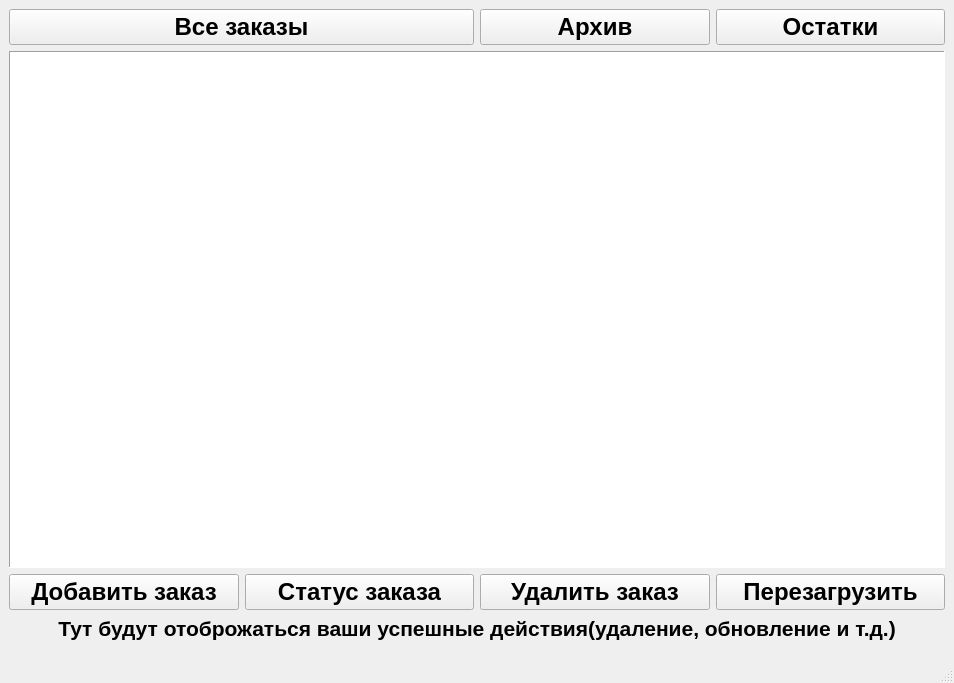
Qt form ui/main_page/main_pageui.ui (c0ral0vii/buhgalter_app) before a commit.
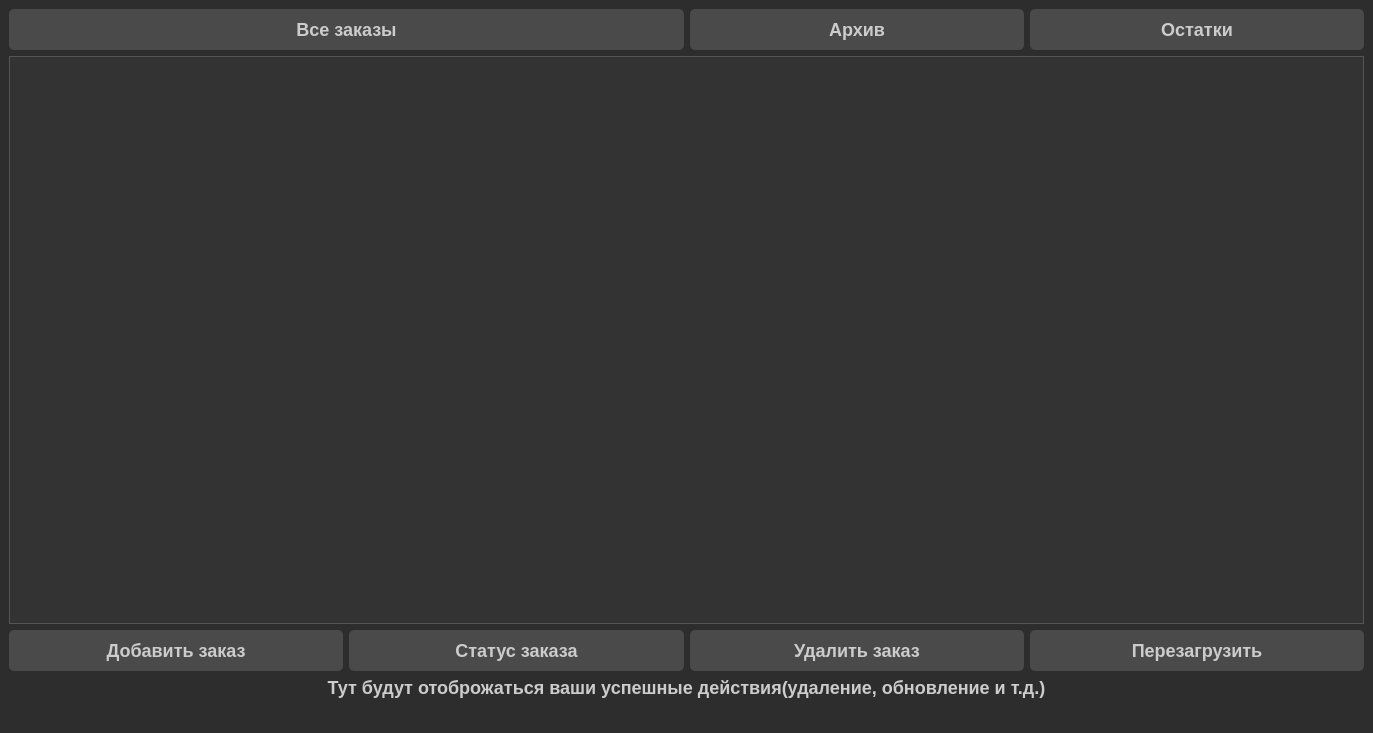
The same form after that commit.

What changed in the file:
```diff
--- a/ui/main_page/main_pageui.ui
+++ b/ui/main_page/main_pageui.ui
@@ -6,13 +6,20 @@
    <rect>
     <x>0</x>
     <y>0</y>
-    <width>954</width>
-    <height>683</height>
+    <width>1373</width>
+    <height>733</height>
    </rect>
   </property>
+  <property name="minimumSize">
+   <size>
+    <width>0</width>
+    <height>0</height>
+   </size>
+  </property>
   <property name="font">
    <font>
-    <pointsize>18</pointsize>
+    <family>Arial</family>
+    <pointsize>-1</pointsize>
     <bold>true</bold>
    </font>
   </property>
@@ -20,7 +27,110 @@
    <string>Бухгалтерия</string>
   </property>
   <property name="styleSheet">
-   <string notr="true"/>
+   <string notr="true">/* Общие стили */
+QWidget {
+    background-color: #2d2d2d;
+    color: #cccccc;
+    font-family: Arial, sans-serif;
+    font-size: 18px;
+    font-weight: bold;
+}
+
+/* Заголовки */
+QLabel#headerLabel {
+    font-size: 32px;
+    font-weight: bold;
+    color: #66ccff;
+}
+
+/* Кнопки */
+QPushButton {
+    background-color: #4a4a4a;
+    color: #cccccc;
+    border: none;
+    padding: 10px 20px;
+    font-size: 18px;
+    font-weight: bold;
+    border-radius: 5px;
+}
+
+QPushButton:hover {
+    background-color: #666666;
+}
+
+QPushButton:pressed {
+    background-color: #333333;
+}
+
+/* Поля ввода */
+QLineEdit, QTextEdit, QSpinBox, QDoubleSpinBox, QDateEdit {
+    background-color: #333333;
+    border: 1px solid #555555;
+    padding: 5px;
+    border-radius: 3px;
+    color: #cccccc;
+    font-size: 18px;
+    font-weight: bold;
+}
+
+QLineEdit:focus, QTextEdit:focus, QSpinBox:focus, QDoubleSpinBox:focus, QDateEdit:focus {
+    border-color: #66ccff;
+    outline: none;
+}
+
+/* Таблицы */
+QTableView {
+    background-color: #333333;
+    border: 1px solid #555555;
+    gridline-color: #555555;
+    color: #cccccc;
+    font-size: 18px;
+    font-weight: bold;
+}
+
+QTableView::item {
+    padding: 5px;
+}
+
+QTableView::item:selected {
+    background-color: #66ccff;
+    color: #2d2d2d;
+}
+
+/* Меню */
+QMenuBar {
+    background-color: #2d2d2d;
+    color: #cccccc;
+    border-bottom: 1px solid #555555;
+    font-size: 18px;
+    font-weight: bold;
+}
+
+QMenuBar::item {
+    padding: 5px 10px;
+}
+
+QMenuBar::item:selected {
+    background-color: #66ccff;
+    color: #2d2d2d;
+}
+
+QMenu {
+    background-color: #333333;
+    border: 1px solid #555555;
+    color: #cccccc;
+    font-size: 18px;
+    font-weight: bold;
+}
+
+QMenu::item {
+    padding: 5px 20px;
+}
+
+QMenu::item:selected {
+    background-color: #66ccff;
+    color: #2d2d2d
+}</string>
   </property>
   <widget class="QWidget" name="centralwidget">
    <layout class="QVBoxLayout" name="verticalLayout">
@@ -111,7 +221,8 @@
      <widget class="QLabel" name="status">
       <property name="font">
        <font>
-        <pointsize>16</pointsize>
+        <family>Arial</family>
+        <pointsize>-1</pointsize>
         <bold>true</bold>
        </font>
       </property>
```
